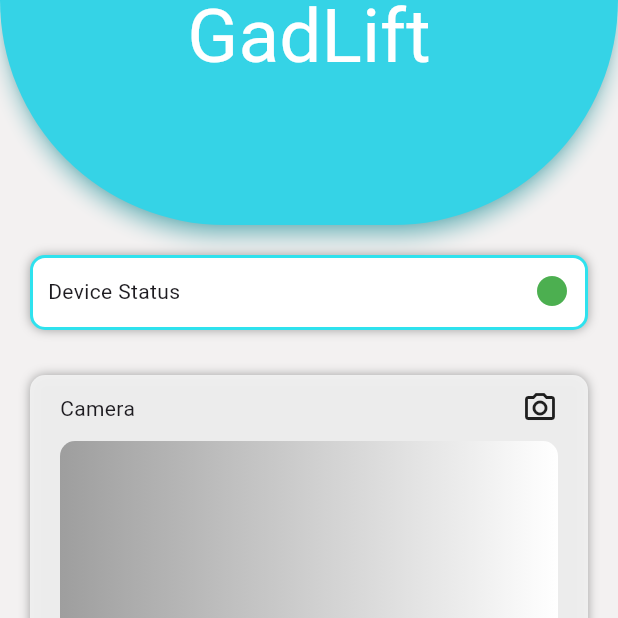
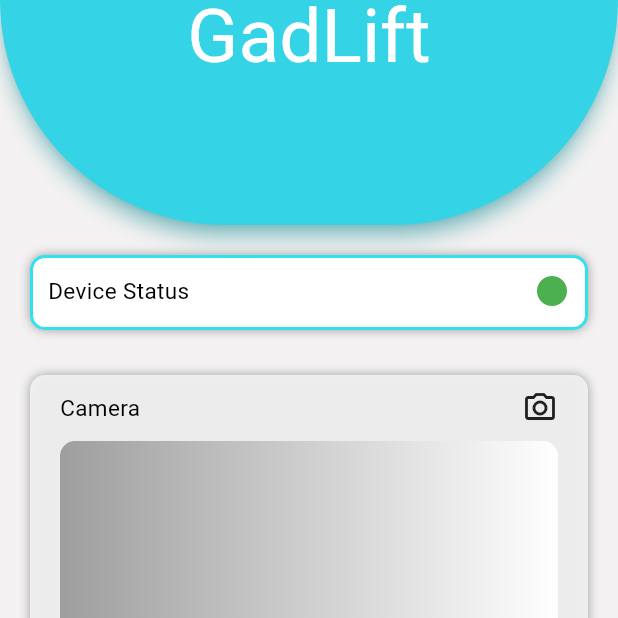
Before and after one commit to younes-damouna/gad-lift, a Flutter app: the screen it shows after launch, on a phone screen of 412 x 824 dp, the top half of it. Run offline on Flutter 3.47's test engine with Material 3 defaults, Android fonts, the phone set to English and light mode, and no system bars; our stand-ins replace google_fonts.

Commit message:
frontend: applied zenDots fonts to scection titles

```diff
--- a/mobile_app/lib/screens/dashboard.screen.dart
+++ b/mobile_app/lib/screens/dashboard.screen.dart
@@ -1,5 +1,6 @@
 import 'package:flutter/material.dart';
 import 'package:mobile_app/widgets/camera_view.widget.dart';
+import 'package:mobile_app/widgets/common/section_title.dart';
 
 class DashboardScreen extends StatelessWidget {
   const DashboardScreen({super.key});
@@ -11,7 +12,8 @@ class DashboardScreen extends StatelessWidget {
       body: Column(
         children: [
           Container(
-            margin: const EdgeInsets.only(bottom: 10,left: 20,right: 20,top: 20),
+            margin:
+                const EdgeInsets.only(bottom: 10, left: 20, right: 20, top: 20),
             height: 50,
             // color: const Color(0xFF2FE2EE),
             decoration: BoxDecoration(
@@ -40,7 +42,10 @@ class DashboardScreen extends StatelessWidget {
                   Row(
                     mainAxisAlignment: MainAxisAlignment.spaceBetween,
                     children: [
-                      Text('Device Status'),
+                      SectionTitle(
+                        title: 'Device Status',
+                        size: 15,
+                      ),
                       Icon(
                         Icons.circle,
                         color: Colors.green,
@@ -51,7 +56,7 @@ class DashboardScreen extends StatelessWidget {
               ),
             ),
           ),
-        const CameraView(),
+          const CameraView(),
         ],
       ),
     );
--- a/mobile_app/lib/widgets/camera_view.widget.dart
+++ b/mobile_app/lib/widgets/camera_view.widget.dart
@@ -1,6 +1,7 @@
 import 'dart:ui';
 
 import 'package:flutter/material.dart';
+import 'package:mobile_app/widgets/common/section_title.dart';
 import 'package:mobile_app/widgets/secondary_button.widget.dart';
 
 class CameraView extends StatefulWidget {
@@ -42,7 +43,7 @@ class _CameraViewState extends State<CameraView> {
                 const Row(
                   mainAxisAlignment: MainAxisAlignment.spaceBetween,
                   children: [
-                    Text('Camera'),
+                    SectionTitle(title: 'Camera', size: 15),
                     Icon(Icons.camera_alt_outlined),
                   ],
                 ),
```
